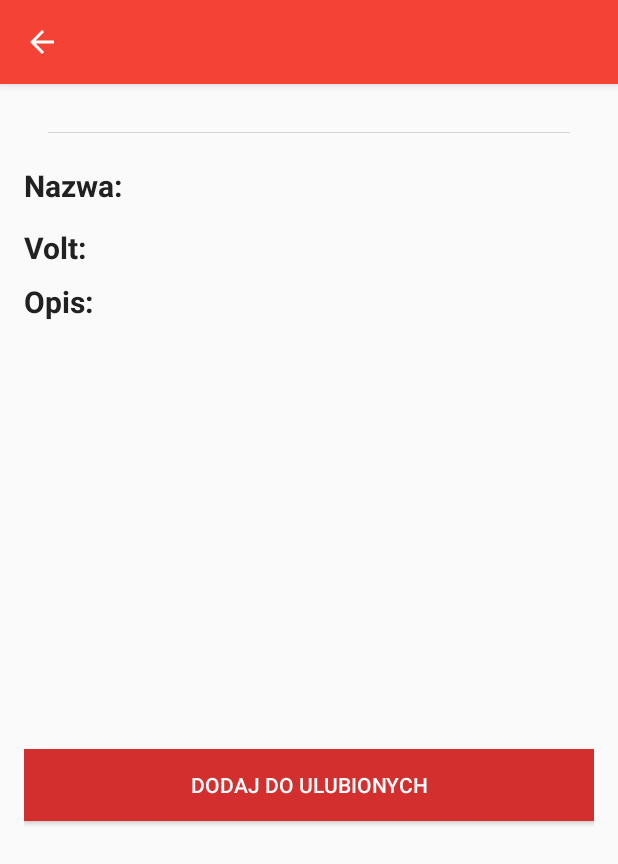
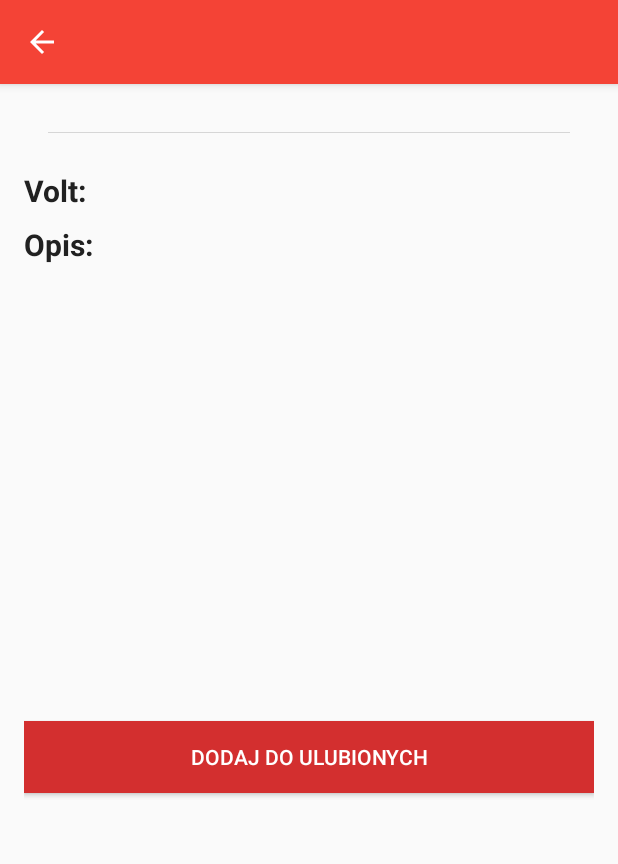
Before and after one commit to krzysztofstepnikowski/BreweryDB, an Android app: the AboutBeerActivity screen opened directly, with no data from a screen before it, on a phone screen of 412 x 824 dp. Shown: the top 864 px of the screen. Run offline under Robolectric (Android 15) with nearby library versions, the phone set to English and light mode, and no system bars; our stand-ins replace Picasso; pictures from the network do not load; 5 statements that could not run were skipped.

Commit message:
Praca nad listą ulubionych piw

```diff
--- a/app/src/main/java/com/example/krzysiek/brewerydb/AboutBeerActivity.java
+++ b/app/src/main/java/com/example/krzysiek/brewerydb/AboutBeerActivity.java
@@ -21,7 +21,6 @@ import com.squareup.picasso.Picasso;
 public class AboutBeerActivity extends AppCompatActivity {
 
     private ImageView imageViewBeerDetails;
-    private TextView nameBeerTextViewDetails;
     private TextView abvBeerTextViewDetails;
     private TextView descriptionBeerTextViewDetails;
     private Button addToFavouriteDetailsButton;
@@ -54,8 +53,7 @@ public class AboutBeerActivity extends AppCompatActivity {
                 .into(imageViewBeerDetails);
 
 
-        nameBeerTextViewDetails = (TextView) findViewById(R.id.nameBeerTextViewDeitals);
-        nameBeerTextViewDetails.setText(nameBeer);
+
 
         abvBeerTextViewDetails = (TextView) findViewById(R.id.abvBeerTextViewDeitals);
 
--- a/app/src/main/res/layout/content_about_beer.xml
+++ b/app/src/main/res/layout/content_about_beer.xml
@@ -20,41 +20,6 @@
         android:layout_gravity="center"
         android:layout_margin="16dp"
         android:id="@+id/imageViewBeerDetails"/>
-
-    <LinearLayout
-        android:layout_width="match_parent"
-        android:layout_height="wrap_content"
-        android:orientation="horizontal">
-
-        <TextView
-            android:layout_width="wrap_content"
-            android:layout_height="wrap_content"
-            android:layout_below="@+id/imageViewBeerDetails"
-            android:layout_alignParentLeft="true"
-            android:layout_alignParentStart="true"
-            android:text="Nazwa: "
-            android:textSize="20sp"
-            android:textStyle="bold"
-            android:textColor="@color/PrimaryText"
-            android:id="@+id/textView"
-
-            />
-
-        <TextView
-            android:layout_width="match_parent"
-            android:layout_height="wrap_content"
-            android:layout_alignTop="@+id/textView"
-            android:layout_toRightOf="@+id/textView"
-            android:layout_toEndOf="@+id/textView"
-            android:layout_above="@+id/textView2"
-            android:padding="5dp"
-            android:id="@+id/nameBeerTextViewDeitals"
-            android:textSize="20sp"
-            android:textColor="@color/PrimaryText"
-            />
-
-
-    </LinearLayout>
 
     <LinearLayout
         android:layout_width="match_parent"
--- a/app/src/main/res/values/strings.xml
+++ b/app/src/main/res/values/strings.xml
@@ -2,4 +2,5 @@
     <string name="app_name">BreweryDB</string>
     <string name="action_settings">Settings</string>
     <string name="title_activity_about_beer">Szczegóły</string>
+    <string name="title_activity_favourite_beers">FavouriteBeersActivity</string>
 </resources>
```
Also changed, not shown: app/src/main/AndroidManifest.xml (+18 -7 lines), app/src/main/java/com/example/krzysiek/brewerydb/HomeActivity.java (+22 -1 lines), app/src/main/res/menu/menu_home.xml (+5 -4 lines).
